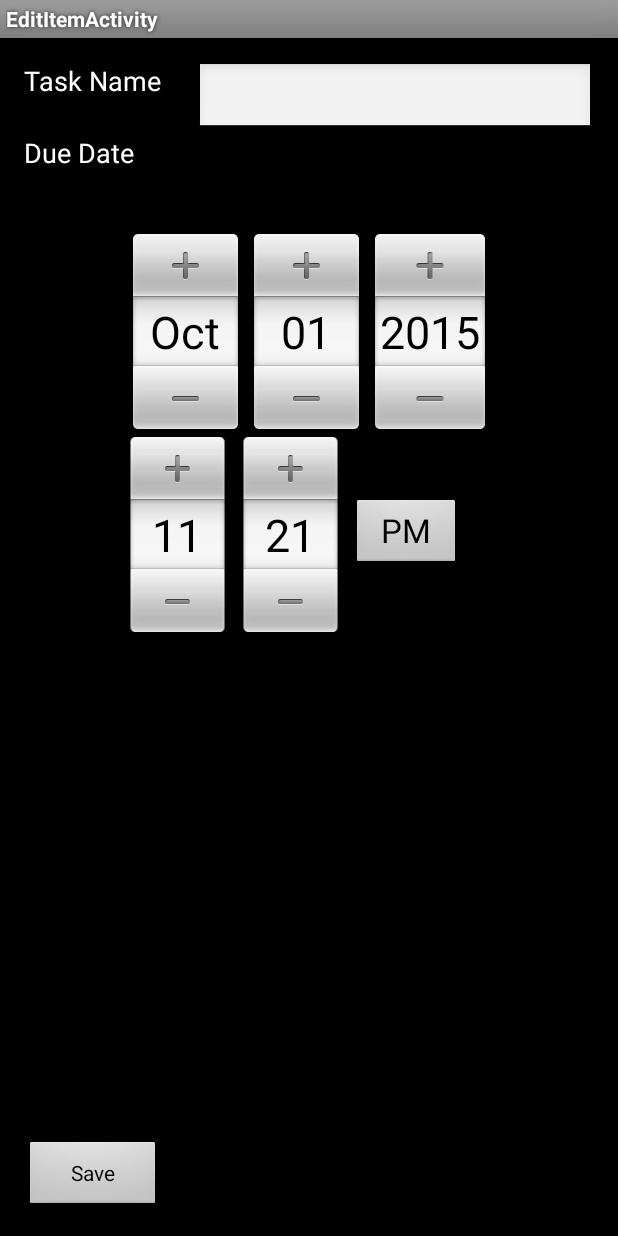
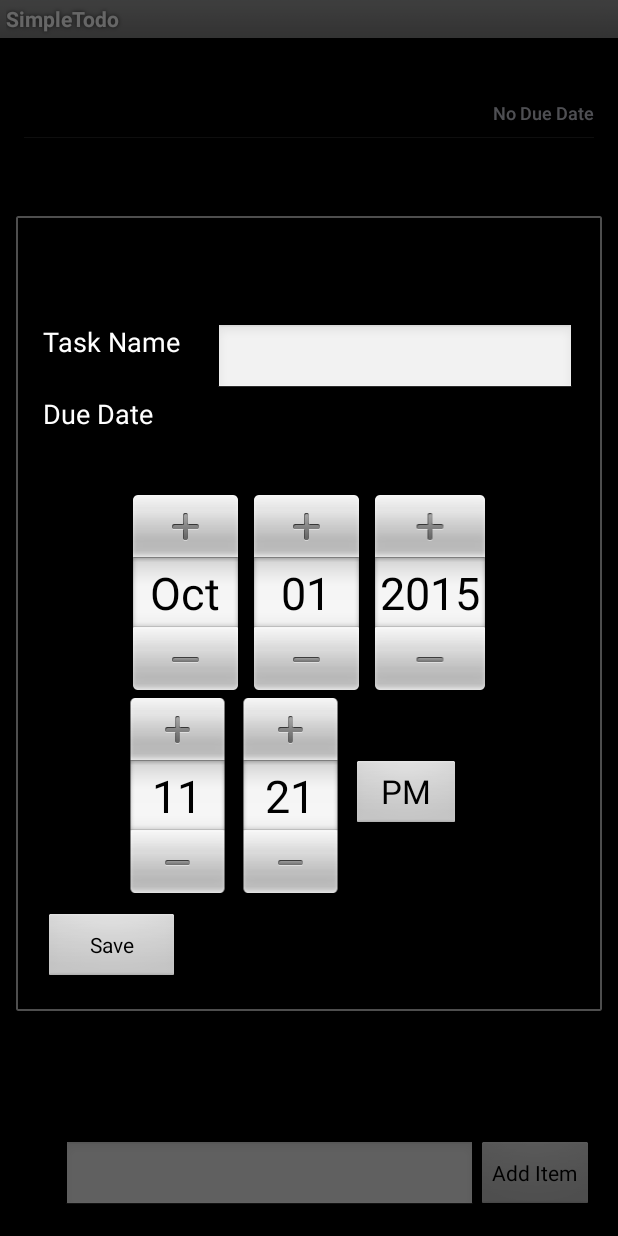
Before and after one commit to kristeaac/codepath-project-0-todo, an Android app: the screen it shows after launch (EditItemActivity before the commit, MainActivity after it), after a tap on "No Due Date", on a phone screen of 412 x 824 dp. Run offline under Robolectric (Android 15) with nearby library versions, the phone set to English and light mode, and no system bars; libraries missing offline, so code that uses them is left out: nl.qbusict.cupboard; 4 statements that could not run were skipped; 1 other tap on this screen came first.

Commit message:
use a DialogFragment for editing items

```diff
--- /dev/null
+++ b/app/src/main/java/com/codepath/simpletodo/EditTodoItemDialogFragment.java
@@ -0,0 +1,83 @@
+package com.codepath.simpletodo;
+
+import android.app.DialogFragment;
+import android.content.Intent;
+import android.os.Bundle;
+import android.view.LayoutInflater;
+import android.view.View;
+import android.view.ViewGroup;
+import android.widget.Button;
+import android.widget.DatePicker;
+import android.widget.EditText;
+import android.widget.TimePicker;
+
+import org.joda.time.DateTime;
+
+import javax.annotation.Nullable;
+
+public class EditTodoItemDialogFragment extends DialogFragment {
+    private int itemPosition;
+    private DateTime dueDate;
+    private View fragmentView;
+
+    public EditTodoItemDialogFragment() {
+
+    }
+
+    @Override
+    public View onCreateView(LayoutInflater layoutInflater, ViewGroup viewGroup, Bundle savedInstanceState) {
+        fragmentView = layoutInflater.inflate(R.layout.activity_edit_item, viewGroup);
+        return fragmentView;
+    }
+
+    @Override
+    public void onViewCreated(View view, @Nullable Bundle savedInstanceState) {
+        super.onViewCreated(view, savedInstanceState);
+        String editTextValue = getArguments().getString(EditItemActivity.EDIT_TEXT_KEY);
+        itemPosition = getArguments().getInt(EditItemActivity.ITEM_INDEX_KEY);
+        EditText editText = (EditText) view.findViewById(R.id.editText);
+        editText.setText(editTextValue);
+
+        Long dueDateMillis = getArguments().getLong(EditItemActivity.DUE_DATE_KEY);
+        dueDate = dueDateMillis == null || dueDateMillis == 0 ? null : new DateTime(dueDateMillis);
+        if (dueDate != null) {
+            DatePicker datePicker = (DatePicker) view.findViewById(R.id.datePicker);
+            datePicker.updateDate(dueDate.getYear(), dueDate.getMonthOfYear() - 1, dueDate.getDayOfMonth());
+
+            TimePicker timePicker = (TimePicker) view.findViewById(R.id.dueDateTime);
+            timePicker.setCurrentHour(dueDate.getHourOfDay());
+            timePicker.setCurrentMinute(dueDate.getMinuteOfHour());
+        }
+
+        Button saveButton = (Button) view.findViewById(R.id.saveEditButton);
+        saveButton.setOnClickListener(new View.OnClickListener() {
+            @Override
+            public void onClick(View v) {
+                onEditItem(fragmentView);
+            }
+        });
+    }
+
+    public void onEditItem(View view) {
+        EditText etName = (EditText) view.findViewById(R.id.editText);
+        String value = etName.getText().toString();
+        dueDate = getDueDate(view);
+        EditTodoItemDialogListener activity = (EditTodoItemDialogListener) getActivity();
+        activity.onFinishEditDialog(value, itemPosition, dueDate);
+        this.dismiss();
+    }
+
+    private DateTime getDueDate(View view) {
+        DatePicker datePicker = (DatePicker) view.findViewById(R.id.datePicker);
+        TimePicker timePicker = (TimePicker) view.findViewById(R.id.dueDateTime);
+        return new DateTime(datePicker.getYear(), datePicker.getMonth() + 1, datePicker.getDayOfMonth(), timePicker.getCurrentHour(), timePicker.getCurrentMinute());
+    }
+
+    public interface EditTodoItemDialogListener {
+
+        void onFinishEditDialog(String value, int itemPosition, DateTime dueDate);
+
+    }
+
+
+}
--- a/app/src/main/java/com/codepath/simpletodo/MainActivity.java
+++ b/app/src/main/java/com/codepath/simpletodo/MainActivity.java
@@ -1,13 +1,13 @@
 package com.codepath.simpletodo;
 
 import android.app.Activity;
+import android.app.FragmentManager;
 import android.content.Intent;
 import android.os.Bundle;
 import android.view.Menu;
 import android.view.MenuItem;
 import android.view.View;
 import android.widget.AdapterView;
-import android.widget.ArrayAdapter;
 import android.widget.EditText;
 import android.widget.ListView;
 
@@ -21,7 +21,7 @@ import org.joda.time.DateTime;
 import java.util.ArrayList;
 import java.util.List;
 
-public class MainActivity extends Activity {
+public class MainActivity extends Activity implements EditTodoItemDialogFragment.EditTodoItemDialogListener {
     private static final int REQUEST_CODE = 20;
     private List<TodoItem> items;
     private TodoItemAdapter itemsAdapter;
@@ -56,13 +56,19 @@ public class MainActivity extends Activity {
 
             @Override
             public void onItemClick(AdapterView<?> parent, View view, int position, long id) {
-                Intent intent = new Intent(getApplicationContext(), EditItemActivity.class);
                 TodoItem itemAtPosition = (TodoItem) listViewItems.getItemAtPosition(position);
-                intent.putExtra(EditItemActivity.EDIT_TEXT_KEY, itemAtPosition.getValue());
+
+                FragmentManager fm = getFragmentManager();
+                Bundle bundle = new Bundle();
+                bundle.putString(EditItemActivity.EDIT_TEXT_KEY, itemAtPosition.getValue());
+                bundle.putInt(EditItemActivity.ITEM_INDEX_KEY, position);
                 Optional<DateTime> dueDate = itemAtPosition.getDueDate();
-                intent.putExtra(EditItemActivity.DUE_DATE_KEY, dueDate.isPresent() ? dueDate.get().getMillis() : null);
-                intent.putExtra(EditItemActivity.ITEM_INDEX_KEY, position);
-                startActivityForResult(intent, REQUEST_CODE);
+                if (dueDate.isPresent()) {
+                    bundle.putLong(EditItemActivity.DUE_DATE_KEY, dueDate.get().getMillis());
+                }
+                EditTodoItemDialogFragment editNameDialog = (EditTodoItemDialogFragment) EditTodoItemDialogFragment.instantiate(getApplicationContext(), "com.codepath.simpletodo.EditTodoItemDialogFragment", bundle);
+                editNameDialog.setTargetFragment(editNameDialog, REQUEST_CODE);
+                editNameDialog.show(fm, "fragment_edit_name");
             }
         });
     }
@@ -130,4 +136,9 @@ public class MainActivity extends Activity {
         itemsAdapter.notifyDataSetChanged();
         writeItems();
     }
+
+    @Override
+    public void onFinishEditDialog(String value, int itemPosition, DateTime dueDate) {
+        updateItem(itemPosition, value, dueDate);
+    }
 }
--- a/app/src/main/res/layout/activity_edit_item.xml
+++ b/app/src/main/res/layout/activity_edit_item.xml
@@ -1,3 +1,7 @@
+<ScrollView
+    android:layout_width="match_parent"
+    android:layout_height="match_parent"
+    xmlns:android="http://schemas.android.com/apk/res/android">
     <RelativeLayout xmlns:android="http://schemas.android.com/apk/res/android"
         xmlns:tools="http://schemas.android.com/tools" android:layout_width="match_parent"
         android:layout_height="match_parent" android:paddingLeft="@dimen/activity_horizontal_margin"
@@ -44,11 +48,10 @@
             android:layout_height="wrap_content"
             android:text="Save"
             android:id="@+id/saveEditButton"
-        android:onClick="onEditItem"
             android:gravity="center"
+            android:layout_marginTop="10dp"
             android:layout_toStartOf="@+id/editText"
-        android:layout_alignParentBottom="true"
-        android:layout_centerHorizontal="true" />
+            android:layout_below="@+id/dueDateTime" />
 
         <Space
             android:layout_width="20px"
@@ -75,3 +78,4 @@
             android:layout_alignStart="@+id/datePicker" />
 
     </RelativeLayout>
+</ScrollView>
--- a/app/src/main/res/values-v21/styles.xml
+++ b/app/src/main/res/values-v21/styles.xml
@@ -1,5 +1,5 @@
 <?xml version="1.0" encoding="utf-8"?>
 <resources>
-    <style name="AppTheme" parent="android:Theme.Material.Light">
+    <style name="AppTheme" parent="android:Theme.Black">
     </style>
 </resources>
```
Also changed, not shown: 1 other file. Lines whose indentation alone changed are shown as unchanged.
